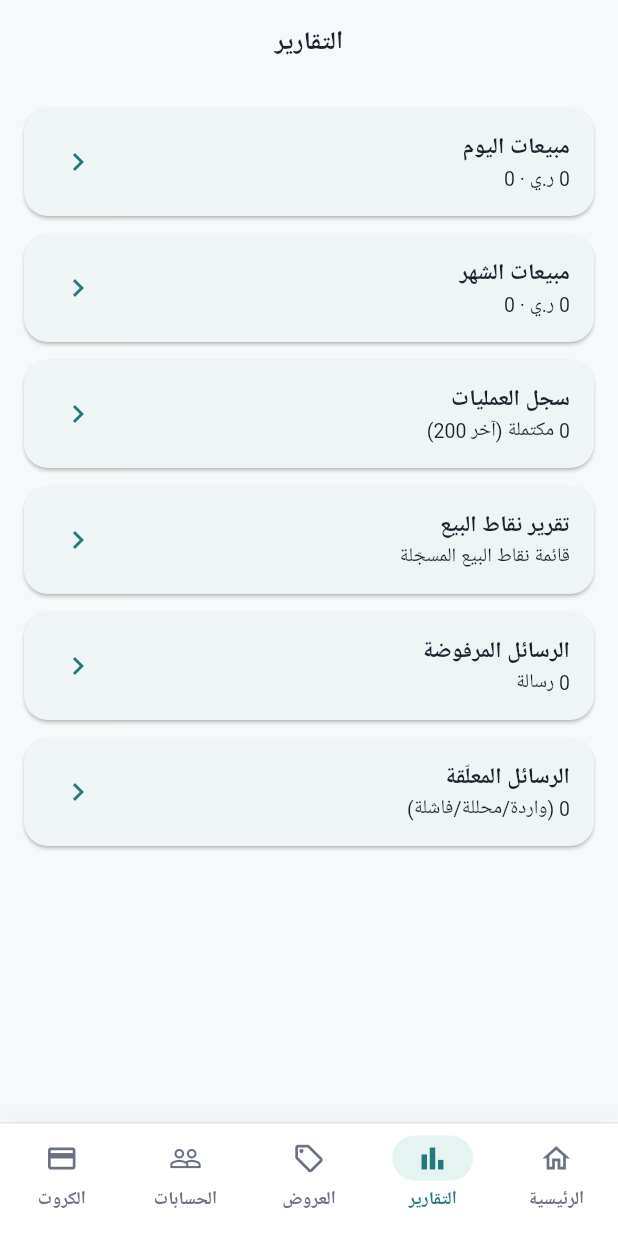
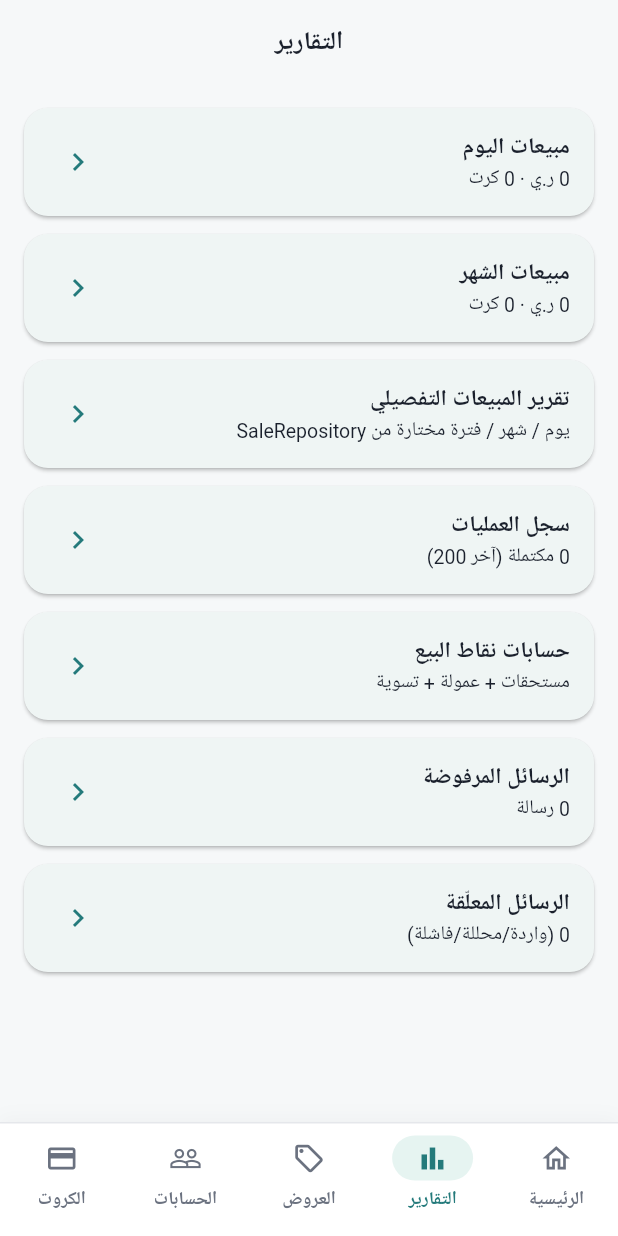
Before and after one commit to KAYANSTOR/Krotak-Pro, a Flutter app: the screen it shows after launch, item 4 of the bottom bar chosen, on a phone screen of 412 x 824 dp. Run offline on Flutter 3.47's test engine with Material 3 defaults, Android fonts, the light colour scheme and no system bars; our stand-ins replace drift, flex_color_scheme, permission_handler, sqlite3_flutter_libs; accounts and stored records are empty; generated files the repository leaves out were written again; Roboto replaces fonts that are missing (Tajawal); statements that could not run were skipped.

Commit message:
Phase 8: wire sales/POS reports into hub and document close

```diff
--- a/lib/ui/routing/app_routes.dart
+++ b/lib/ui/routing/app_routes.dart
@@ -6,6 +6,8 @@ import '../screens/failed_messages_screen.dart';
 import '../screens/help_center_screen.dart';
 import '../screens/pending_messages_screen.dart';
 import '../screens/rejected_messages_screen.dart';
+import '../screens/reports/pos_report_screen.dart';
+import '../screens/reports/sales_period_report_screen.dart';
 import '../screens/settings_screen.dart';
 import '../screens/system_check_screen.dart';
 import '../screens/transactions_log_screen.dart';
@@ -19,7 +21,6 @@ abstract final class AppRoutes {
   }
 
   static Future<void> openSettings(BuildContext context) {
-    // SettingsHubScreen owns its own Scaffold + header (matches Z Net video).
     return push(context, const SettingsScreen());
   }
 
@@ -33,16 +34,11 @@ abstract final class AppRoutes {
   static Future<void> openDirectSale(BuildContext context) => push(context, const DirectSaleScreen());
   static Future<void> openTransactionsLog(BuildContext context) => push(context, const TransactionsLogScreen());
   static Future<void> openWalletsAndPos(BuildContext context) => push(context, const WalletsPosScreen());
+  static Future<void> openSalesPeriodReport(
+    BuildContext context, {
+    SalesReportRange range = SalesReportRange.today,
+  }) =>
+      push(context, SalesPeriodReportScreen(initialRange: range));
+  static Future<void> openPosReport(BuildContext context) =>
+      push(context, const PosReportScreen());
 }
-
-class _Subpage extends StatelessWidget {
-  const _Subpage({required this.title, required this.child});
-  final String title;
-  final Widget child;
-
-  @override
-  Widget build(BuildContext context) => Scaffold(
-        appBar: AppBar(title: Text(title)),
-        body: child,
-      );
-}
--- a/lib/ui/screens/reports_screen.dart
+++ b/lib/ui/screens/reports_screen.dart
@@ -5,11 +5,12 @@ import '../../domain/entities/message.dart';
 import '../../domain/entities/transaction.dart';
 import '../app_scope.dart';
 import '../routing/app_routes.dart';
+import '../theme/kayan_colors.dart';
 import '../widgets/async_views.dart';
 import 'pending_messages_screen.dart';
 import 'rejected_messages_screen.dart';
-import 'reports/messages_by_status_screen.dart';
 import 'reports/pos_report_screen.dart';
+import 'reports/sales_period_report_screen.dart';
 
 class ReportsScreen extends StatefulWidget {
   const ReportsScreen({super.key});
@@ -92,20 +93,33 @@ class _ReportsScreenState extends State<ReportsScreen> {
       return AsyncErrorView(message: _error!, onRetry: _load);
     }
 
-    return RefreshIndicator(
+    return Directionality(
+      textDirection: TextDirection.rtl,
+      child: ColoredBox(
+        color: KayanColors.appBackground,
+        child: RefreshIndicator(
           onRefresh: _load,
           child: ListView(
             padding: const EdgeInsets.all(16),
             children: [
               _tile(
                 title: 'مبيعات اليوم',
-            value: '${formatMoneyMinor(_dailyMinor)} · $_dailyCount',
-            onTap: () => AppRoutes.openTransactionsLog(context),
+                value: '${formatMoneyMinor(_dailyMinor)} · $_dailyCount كرت',
+                onTap: () => _open(
+                  const SalesPeriodReportScreen(initialRange: SalesReportRange.today),
+                ),
               ),
               _tile(
                 title: 'مبيعات الشهر',
-            value: '${formatMoneyMinor(_monthlyMinor)} · $_monthlyCount',
-            onTap: () => AppRoutes.openTransactionsLog(context),
+                value: '${formatMoneyMinor(_monthlyMinor)} · $_monthlyCount كرت',
+                onTap: () => _open(
+                  const SalesPeriodReportScreen(initialRange: SalesReportRange.month),
+                ),
+              ),
+              _tile(
+                title: 'تقرير المبيعات التفصيلي',
+                value: 'يوم / شهر / فترة مختارة من SaleRepository',
+                onTap: () => AppRoutes.openSalesPeriodReport(context),
               ),
               _tile(
                 title: 'سجل العمليات',
@@ -113,8 +127,8 @@ class _ReportsScreenState extends State<ReportsScreen> {
                 onTap: () => AppRoutes.openTransactionsLog(context),
               ),
               _tile(
-            title: 'تقرير نقاط البيع',
-            value: 'قائمة نقاط البيع المسجّلة',
+                title: 'حسابات نقاط البيع',
+                value: 'مستحقات + عمولة + تسوية',
                 onTap: () => _open(const PosReportScreen()),
               ),
               _tile(
@@ -128,6 +142,8 @@ class _ReportsScreenState extends State<ReportsScreen> {
                 onTap: () => _open(const PendingMessagesScreen()),
               ),
             ],
+          ),
+        ),
       ),
     );
   }
```
Also changed, not shown: 2 other files. Lines whose indentation alone changed are shown as unchanged.
